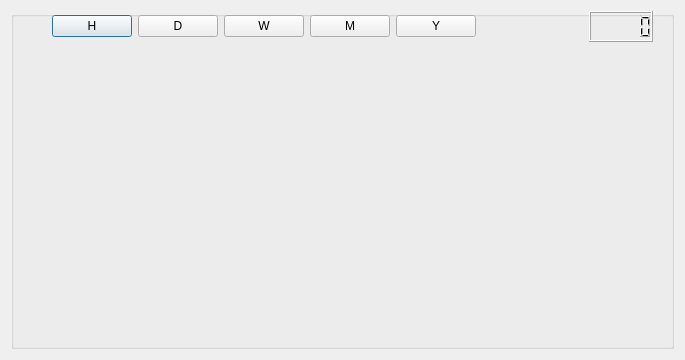
pbustos/smartpolitech-monitoring, file plotdlg.ui: the form before one commit.
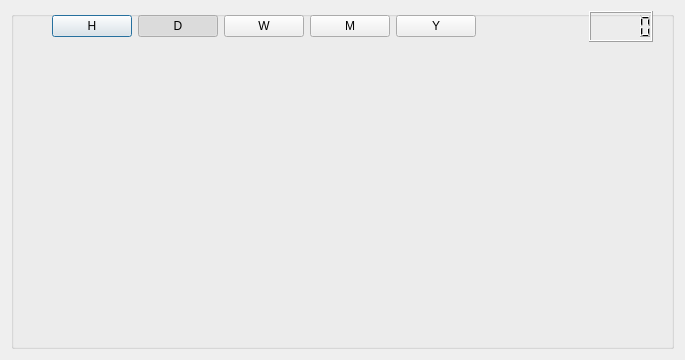
The form after the commit.

The edit to the form file:
```diff
--- a/plotdlg.ui
+++ b/plotdlg.ui
@@ -43,6 +43,15 @@
            <property name="text">
             <string>D</string>
            </property>
+           <property name="checkable">
+            <bool>true</bool>
+           </property>
+           <property name="checked">
+            <bool>true</bool>
+           </property>
+           <property name="autoExclusive">
+            <bool>true</bool>
+           </property>
           </widget>
          </item>
          <item>
```
Left out of the diff: 24 changed lines with no effect on the pictures.
